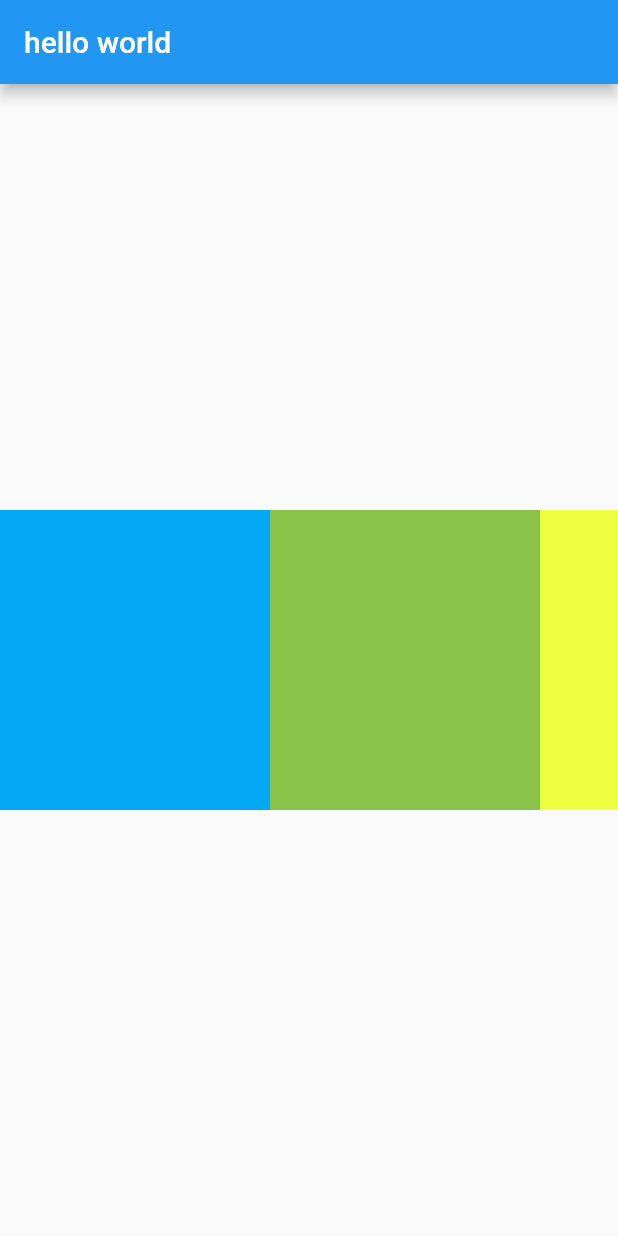
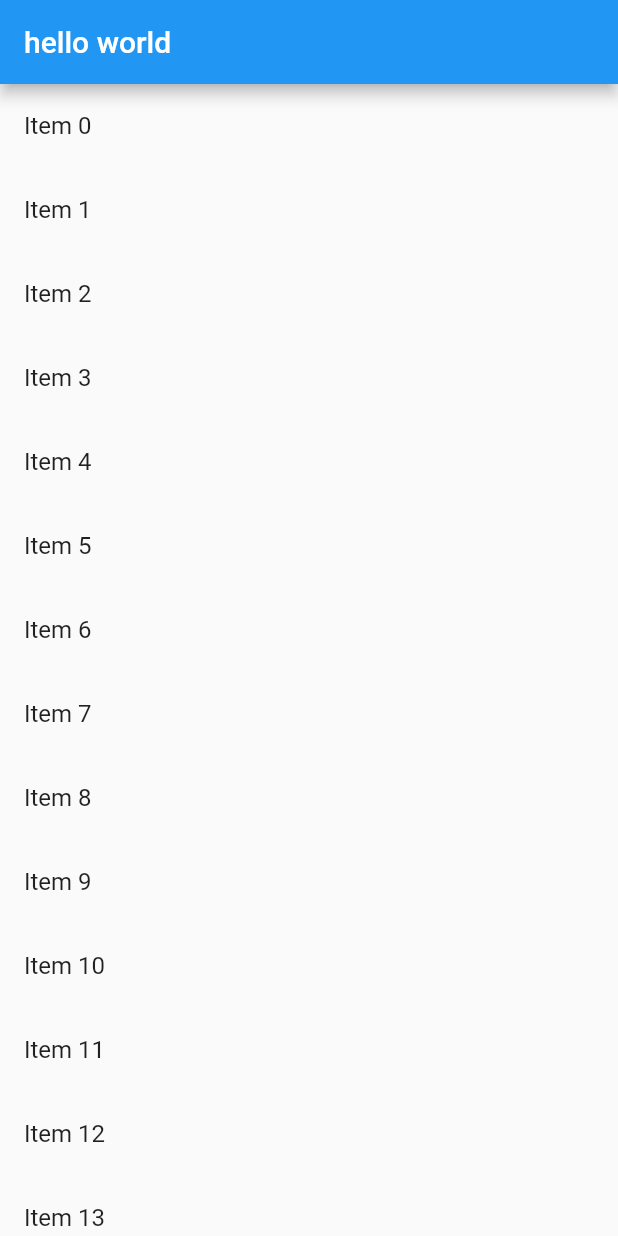
Before and after one commit to yuec621/flutter-demo, a Flutter app: the screen it shows after launch, on a phone screen of 412 x 824 dp. Run offline on Flutter 3.47's test engine with Material 2 defaults, Android fonts, the phone set to English and light mode, and no system bars.

Commit message:
参数传递

```diff
--- a/lib/main.dart
+++ b/lib/main.dart
@@ -2,12 +2,12 @@ import 'package:flutter/material.dart';
 
 void main() => runApp(MyApp(
   //传递参数
-  // items:new List<String>.generate(1000, (i)=>"Item $i")
+  items:new List<String>.generate(1000, (i)=>"Item $i")
 ));
 
 class MyApp extends StatelessWidget {
-  // final List<String>items;
-  // MyApp({Key key,@required this.items}):super(Key:key);
+  final List<String>items;
+  MyApp({Key key,@required this.items}):super(key:key);
 
   @override
   Widget build(BuildContext context) {
@@ -17,13 +17,15 @@ class MyApp extends StatelessWidget {
         appBar: AppBar(
           title: Text('hello world'),
         ),
-        body: Center(child: Container(
-          height: 200.0,
-          child: MyList(
-
-
-          ),
-        ),),
+        body: new ListView.builder(
+            itemCount: items.length,
+            itemBuilder: (context,index){
+              return new ListTile(
+                title: new Text('${items[index]}'),
+              );
+            },
+        )
+        ),
 
 
 
@@ -37,7 +39,7 @@ class MyApp extends StatelessWidget {
         //         'https://img1.mukewang.com/szimg/5cbf00c608f52a3b06000338.jpg'),
         //   ],
         // ),
-      ),
+
     );
   }
 }
```
